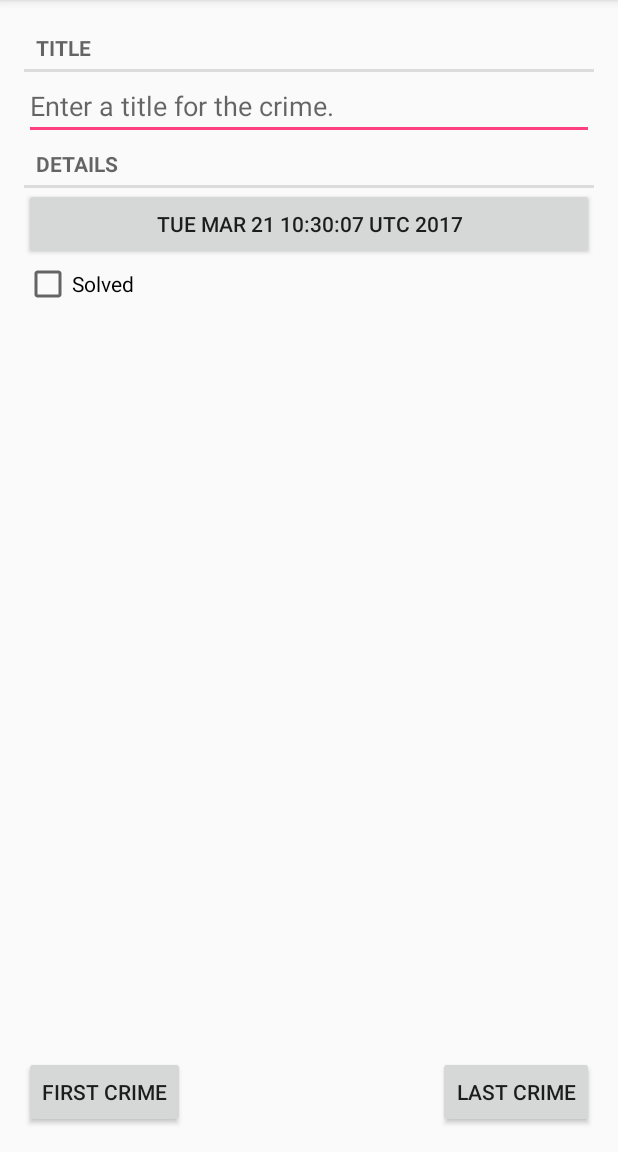
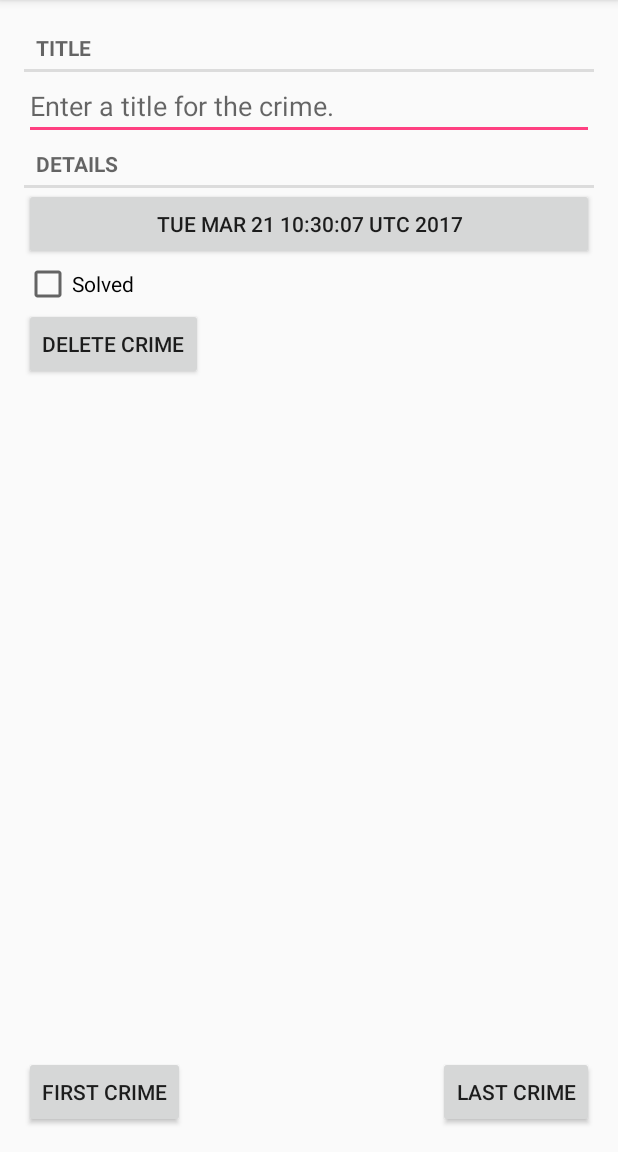
Before and after one commit to SeanArmstrong/BigNerdRanch, an Android app: the screen it shows after launch (CrimePagerActivity), after a tap on "New Crime", on a phone screen of 412 x 824 dp, the part 84-1236 px from its top. Run offline under Robolectric (Android 15) with nearby library versions, the phone set to English and light mode, and no system bars.

Commit message:
complete chapter 13 challanges

```diff
--- a/CriminalIntent/app/src/main/java/com/example/seanarmstrong/criminalintent/CrimeFragment.java
+++ b/CriminalIntent/app/src/main/java/com/example/seanarmstrong/criminalintent/CrimeFragment.java
@@ -36,6 +36,7 @@ public class CrimeFragment extends Fragment {
     private EditText mTitleField;
     private Button mDateButton;
     private CheckBox mSolvedCheckbox;
+    private Button mDeleteButton;
 
     public static CrimeFragment newInstance(UUID crimeId) {
         Bundle args = new Bundle();
@@ -99,6 +100,15 @@ public class CrimeFragment extends Fragment {
             }
         });
 
+        mDeleteButton = (Button) v.findViewById(R.id.crime_delete);
+        mDeleteButton.setOnClickListener(new OnClickListener() {
+            @Override
+            public void onClick(View v) {
+                CrimeLab crimeLab = CrimeLab.getInstance(getActivity());
+                crimeLab.deleteCrime(mCrime);
+                getActivity().finish();
+            }
+        });
 
         return v;
     }
--- a/CriminalIntent/app/src/main/java/com/example/seanarmstrong/criminalintent/CrimeLab.java
+++ b/CriminalIntent/app/src/main/java/com/example/seanarmstrong/criminalintent/CrimeLab.java
@@ -35,6 +35,11 @@ public class CrimeLab {
         return null;
     }
 
+
+    public void deleteCrime(Crime crime) {
+        mCrimes.remove(crime);
+    }
+
     public void addCrime(Crime crime) {
         mCrimes.add(crime);
     }
--- a/CriminalIntent/app/src/main/java/com/example/seanarmstrong/criminalintent/CrimeListFragment.java
+++ b/CriminalIntent/app/src/main/java/com/example/seanarmstrong/criminalintent/CrimeListFragment.java
@@ -31,6 +31,7 @@ public class CrimeListFragment extends Fragment {
     private RecyclerView mCrimeRecyclerView;
     private RecyclerView.Adapter mAdapter;
     private boolean mSubititleVisible;
+    private TextView mNoCrimesText;
 
     @Override
     public void onCreate(@Nullable Bundle savedInstanceState) {
@@ -50,6 +51,11 @@ public class CrimeListFragment extends Fragment {
         }
 
         mCrimeRecyclerView.setLayoutManager(new LinearLayoutManager(getActivity()));
+
+        if (numberOfCrimes() > 0) {
+            mNoCrimesText = (TextView) view.findViewById(R.id.crime_no_crimes);
+            mNoCrimesText.setVisibility(View.INVISIBLE);
+        }
 
         updateUI();
 
@@ -101,9 +107,9 @@ public class CrimeListFragment extends Fragment {
     }
 
     public void updateSubtitle() {
-        CrimeLab crimes = CrimeLab.getInstance(getActivity());
-        int crimeCount = crimes.getNumberOfCrimes();
-        String subtitle = getString(R.string.subtitle_format, crimeCount);
+        int crimeCount = numberOfCrimes();
+
+        String subtitle = getResources().getQuantityString(R.plurals.subtitle_plural, crimeCount, crimeCount);
 
         if (!mSubititleVisible) {
            subtitle = null;
@@ -125,6 +131,11 @@ public class CrimeListFragment extends Fragment {
         }
 
         updateSubtitle();
+    }
+
+    private int numberOfCrimes() {
+        CrimeLab crimes = CrimeLab.getInstance(getActivity());
+        return crimes.getNumberOfCrimes();
     }
 
     private class CrimeHolder extends RecyclerView.ViewHolder implements View.OnClickListener {
--- a/CriminalIntent/app/src/main/res/layout/fragment_crime.xml
+++ b/CriminalIntent/app/src/main/res/layout/fragment_crime.xml
@@ -43,6 +43,14 @@
         android:layout_height="wrap_content"
         android:layout_marginLeft="16dp"
         android:layout_marginRight="16dp"
-        android:text="@string/crime_solved_label"/>
+        android:text="@string/crime_solved_label"/>]
+
+    <Button
+        android:id="@+id/crime_delete"
+        android:layout_width="wrap_content"
+        android:layout_height="wrap_content"
+        android:layout_marginLeft="16dp"
+        android:layout_marginRight="16dp"
+        android:text="@string/crime_delete"/>
 
 </LinearLayout>
--- a/CriminalIntent/app/src/main/res/values/strings.xml
+++ b/CriminalIntent/app/src/main/res/values/strings.xml
@@ -10,5 +10,12 @@
     <string name="new_crime">New Crime</string>
     <string name="show_subtitle">Show Subtitle</string>
     <string name="hide_subtitle">Hide Subtitle</string>
-    <string name="subtitle_format">%1$d crimes</string>
+
+    <plurals name="subtitle_plural">
+        <item quantity="one">%1$d crime</item>
+        <item quantity="other">%1$d crimes</item>
+    </plurals>
+
+    <string name="no_crimes">No Crimes Found</string>
+    <string name="crime_delete">Delete Crime</string>
 </resources>
```
Also changed, not shown: CriminalIntent/app/src/main/res/layout/fragment_crime_list.xml (+18 -3 lines).
